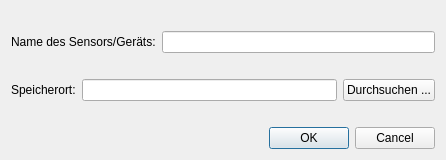
This is neueBPM.ui in TrandyAndy/Bad-Pixel as Qt 5 draws it before an edit. The edited form follows.
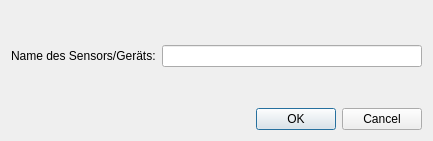
This is the edited form.

Commit message: Neue UI Fenster

```diff
--- a/neueBPM.ui
+++ b/neueBPM.ui
@@ -6,8 +6,8 @@
    <rect>
     <x>0</x>
     <y>0</y>
-    <width>446</width>
-    <height>160</height>
+    <width>433</width>
+    <height>141</height>
    </rect>
   </property>
   <property name="windowTitle">
@@ -41,40 +41,6 @@
      </item>
     </layout>
    </item>
-   <item>
-    <spacer name="verticalSpacer_2">
-     <property name="orientation">
-      <enum>Qt::Vertical</enum>
-     </property>
-     <property name="sizeHint" stdset="0">
-      <size>
-       <width>20</width>
-       <height>40</height>
-      </size>
-     </property>
-    </spacer>
-   </item>
-   <item>
-    <layout class="QHBoxLayout" name="horizontalLayout">
-     <item>
-      <widget class="QLabel" name="label_2">
-       <property name="text">
-        <string>Speicherort:</string>
-       </property>
-      </widget>
-     </item>
-     <item>
-      <widget class="QLineEdit" name="lineEdit_2"/>
-     </item>
-     <item>
-      <widget class="QPushButton" name="pushButton">
-       <property name="text">
-        <string>Durchsuchen ...</string>
-       </property>
-      </widget>
-     </item>
-    </layout>
-   </item>
    <item>
     <spacer name="verticalSpacer">
      <property name="orientation">
```
The commit also changes 6 other files.
